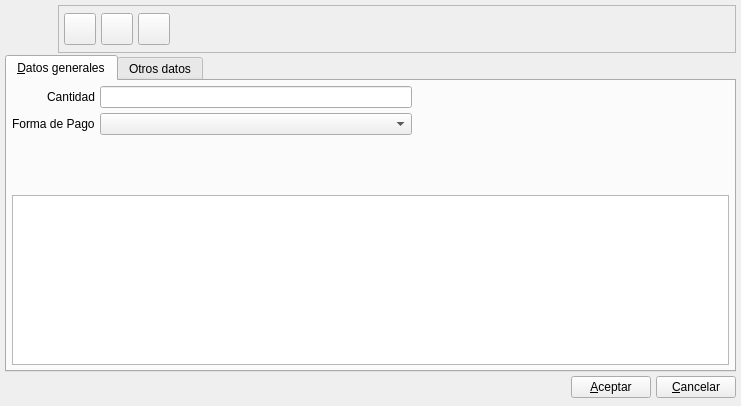
Above: bulmages/bulmafact/plugins/pluginbf_recibo/recibobase.ui from eboladev/Bulmages-1 before the change. Below: the same form after it.
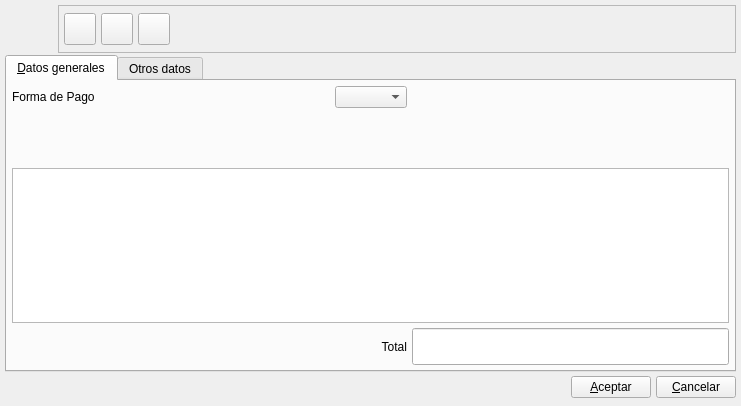
That is the form after the change. Icons and pictures are not drawn. Custom widgets are drawn as their Qt base class.

Patch:
```diff
--- a/bulmages/bulmafact/plugins/pluginbf_recibo/recibobase.ui
+++ b/bulmages/bulmafact/plugins/pluginbf_recibo/recibobase.ui
@@ -222,6 +222,14 @@
       <number>0</number>
      </property>
      <widget class="QWidget" name="Tab1" >
+      <property name="geometry" >
+       <rect>
+        <x>0</x>
+        <y>0</y>
+        <width>727</width>
+        <height>284</height>
+       </rect>
+      </property>
       <attribute name="title" >
        <string>&amp;Datos generales</string>
       </attribute>
@@ -232,39 +240,6 @@
        <property name="spacing" >
         <number>5</number>
        </property>
-       <item row="0" column="0" >
-        <widget class="QLabel" name="textLabel2_5" >
-         <property name="text" >
-          <string>Cantidad</string>
-         </property>
-         <property name="alignment" >
-          <set>Qt::AlignRight|Qt::AlignTrailing|Qt::AlignVCenter</set>
-         </property>
-         <property name="buddy" >
-          <cstring>mui_cantrecibo</cstring>
-         </property>
-        </widget>
-       </item>
-       <item row="0" column="1" >
-        <widget class="QLineEdit" name="mui_cantrecibo" >
-         <property name="maxLength" >
-          <number>200</number>
-         </property>
-        </widget>
-       </item>
-       <item row="0" column="2" >
-        <spacer>
-         <property name="orientation" >
-          <enum>Qt::Horizontal</enum>
-         </property>
-         <property name="sizeHint" stdset="0" >
-          <size>
-           <width>40</width>
-           <height>20</height>
-          </size>
-         </property>
-        </spacer>
-       </item>
        <item row="2" column="1" colspan="2" >
         <widget class="BlSearchWidget" native="1" name="mui_idcliente" >
          <property name="sizePolicy" >
@@ -294,6 +269,49 @@
          </property>
         </widget>
        </item>
+       <item row="4" column="2" >
+        <widget class="QLineEdit" name="mui_cantrecibo" >
+         <property name="font" >
+          <font>
+           <pointsize>19</pointsize>
+           <weight>75</weight>
+           <bold>true</bold>
+          </font>
+         </property>
+         <property name="maxLength" >
+          <number>200</number>
+         </property>
+         <property name="alignment" >
+          <set>Qt::AlignRight|Qt::AlignTrailing|Qt::AlignVCenter</set>
+         </property>
+        </widget>
+       </item>
+       <item row="4" column="1" >
+        <widget class="QLabel" name="textLabel2_5" >
+         <property name="text" >
+          <string>Total</string>
+         </property>
+         <property name="alignment" >
+          <set>Qt::AlignRight|Qt::AlignTrailing|Qt::AlignVCenter</set>
+         </property>
+         <property name="buddy" >
+          <cstring>mui_cantrecibo</cstring>
+         </property>
+        </widget>
+       </item>
+       <item row="4" column="0" >
+        <spacer>
+         <property name="orientation" >
+          <enum>Qt::Horizontal</enum>
+         </property>
+         <property name="sizeHint" stdset="0" >
+          <size>
+           <width>40</width>
+           <height>20</height>
+          </size>
+         </property>
+        </spacer>
+       </item>
       </layout>
      </widget>
      <widget class="QWidget" name="tabOtros" >
```
Left out of the diff: 8 changed lines with no effect on the pictures.
